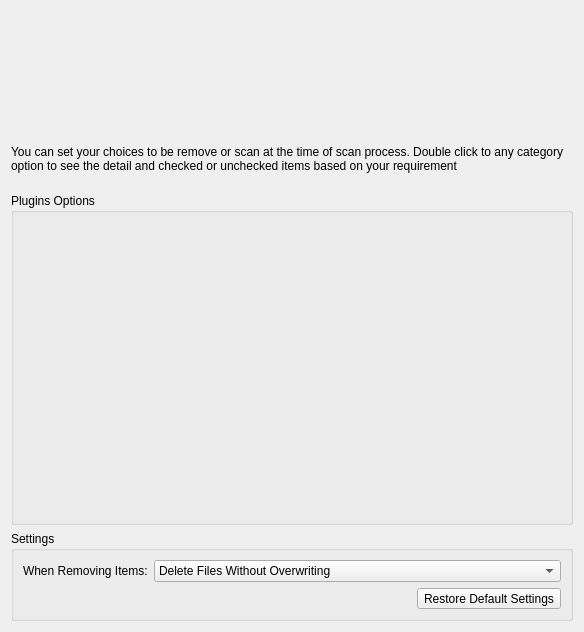
Old version of the form CPC/OptionsWidget.ui in the repository CoEIA/CPC.
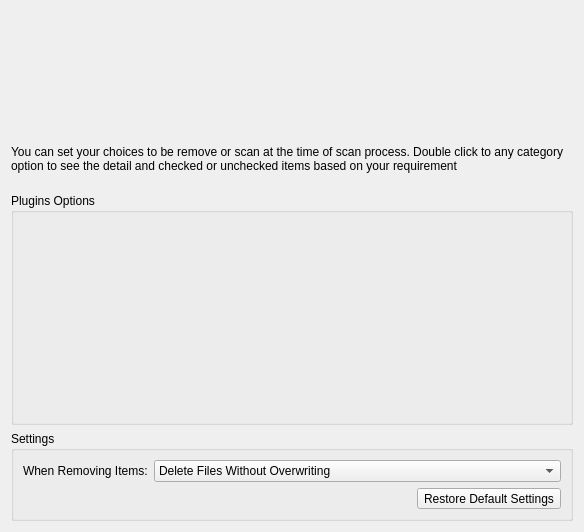
New version of the form.

The edit to the form file:
```diff
--- a/CPC/OptionsWidget.ui
+++ b/CPC/OptionsWidget.ui
@@ -7,7 +7,7 @@
     <x>0</x>
     <y>0</y>
     <width>584</width>
-    <height>632</height>
+    <height>532</height>
    </rect>
   </property>
   <property name="sizePolicy">
```
Left out of the diff: 32 changed lines with no effect on the pictures.
